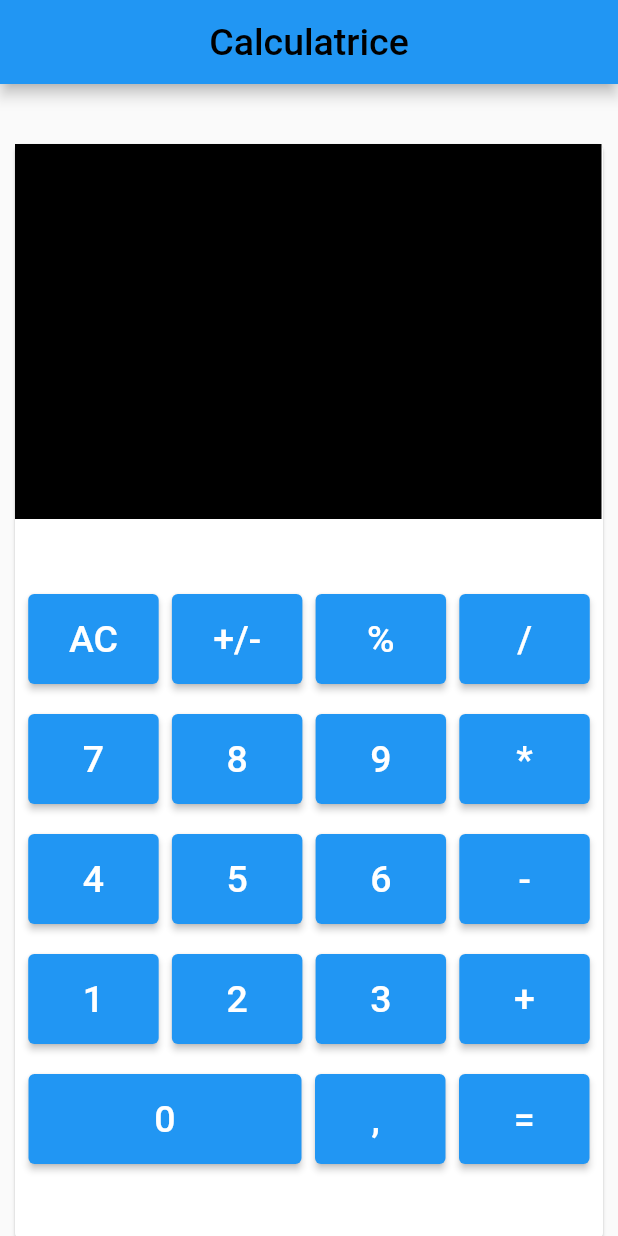
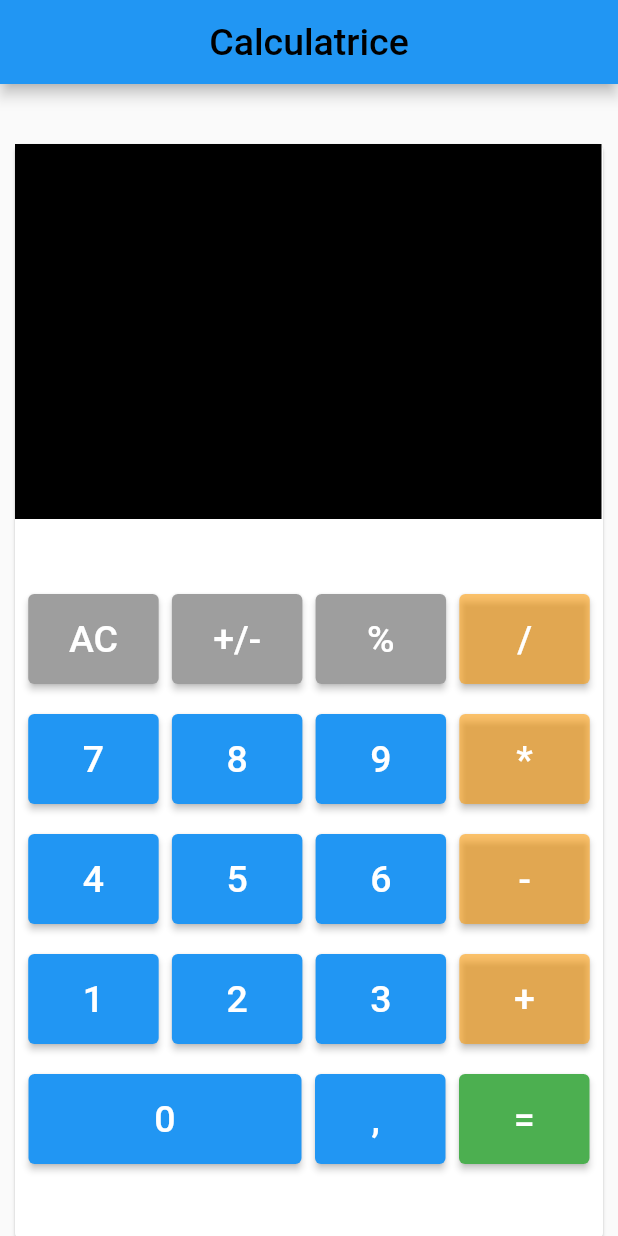
Before and after one commit to pape-medoune/Calculator-with-flutter, a Flutter app: the screen it shows after launch, on a phone screen of 412 x 824 dp. Run offline on Flutter 3.47's test engine with Material 2 defaults, Android fonts, the phone set to English and light mode, and no system bars.

Commit message:
Change colour

```diff
--- a/app/lib/pages/calculatrice.dart
+++ b/app/lib/pages/calculatrice.dart
@@ -54,10 +54,11 @@ class _CalculatriceState extends State<Calculatrice> {
               Row(
                 mainAxisAlignment: MainAxisAlignment.spaceEvenly,
                 children: [
-                  createButton("AC", Colors.white, Colors.blue),
-                  createButton("+/-", Colors.white, Colors.blue),
-                  createButton("%", Colors.white, Colors.blue),
-                  createButton("/", Colors.white, Colors.blue),
+                  createButton("AC", Colors.white, Colors.grey),
+                  createButton("+/-", Colors.white, Colors.grey),
+                  createButton("%", Colors.white, Colors.grey),
+                  createButton(
+                      "/", Colors.white, Color.fromARGB(144, 255, 153, 0)),
                 ],
               ),
               const SizedBox(
@@ -69,7 +70,8 @@ class _CalculatriceState extends State<Calculatrice> {
                   createButton("7", Colors.white, Colors.blue),
                   createButton("8", Colors.white, Colors.blue),
                   createButton("9", Colors.white, Colors.blue),
-                  createButton("*", Colors.white, Colors.blue),
+                  createButton(
+                      "*", Colors.white, Color.fromARGB(144, 255, 153, 0)),
                 ],
               ),
               const SizedBox(
@@ -81,7 +83,8 @@ class _CalculatriceState extends State<Calculatrice> {
                   createButton("4", Colors.white, Colors.blue),
                   createButton("5", Colors.white, Colors.blue),
                   createButton("6", Colors.white, Colors.blue),
-                  createButton("-", Colors.white, Colors.blue),
+                  createButton(
+                      "-", Colors.white, Color.fromARGB(144, 255, 153, 0)),
                 ],
               ),
               const SizedBox(
@@ -93,7 +96,8 @@ class _CalculatriceState extends State<Calculatrice> {
                   createButton("1", Colors.white, Colors.blue),
                   createButton("2", Colors.white, Colors.blue),
                   createButton("3", Colors.white, Colors.blue),
-                  createButton("+", Colors.white, Colors.blue),
+                  createButton(
+                      "+", Colors.white, Color.fromARGB(144, 255, 153, 0)),
                 ],
               ),
               const SizedBox(
@@ -116,7 +120,7 @@ class _CalculatriceState extends State<Calculatrice> {
                   const SizedBox(
                     width: 9,
                   ),
-                  createButton("=", Colors.white, Colors.blue),
+                  createButton("=", Colors.white, Colors.green),
                   const SizedBox(
                     width: 9,
                   ),
```
